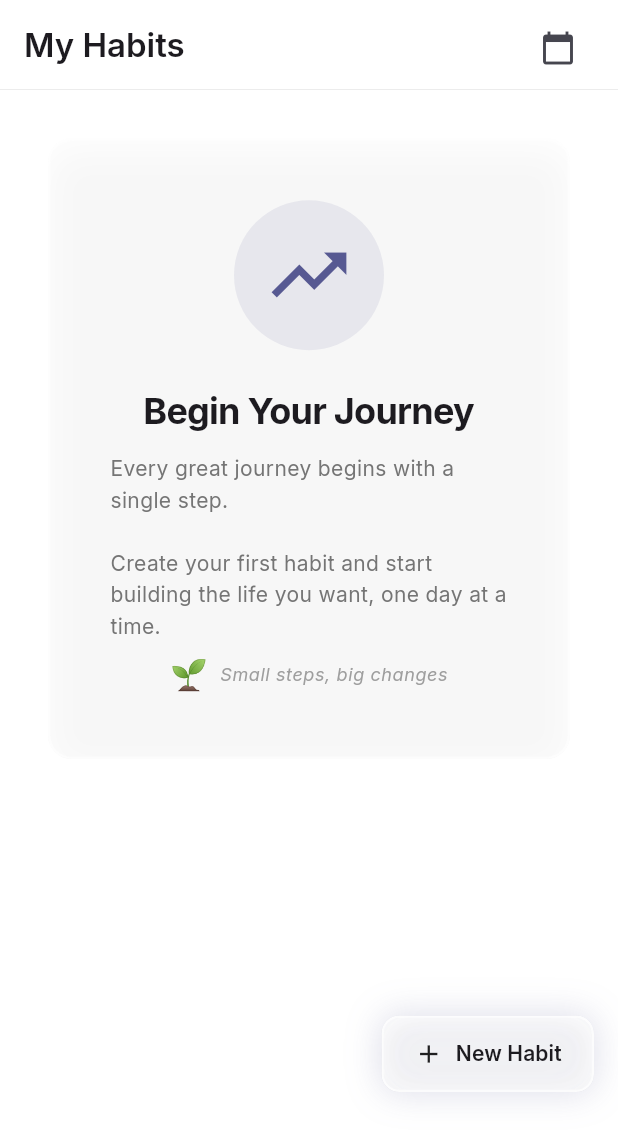
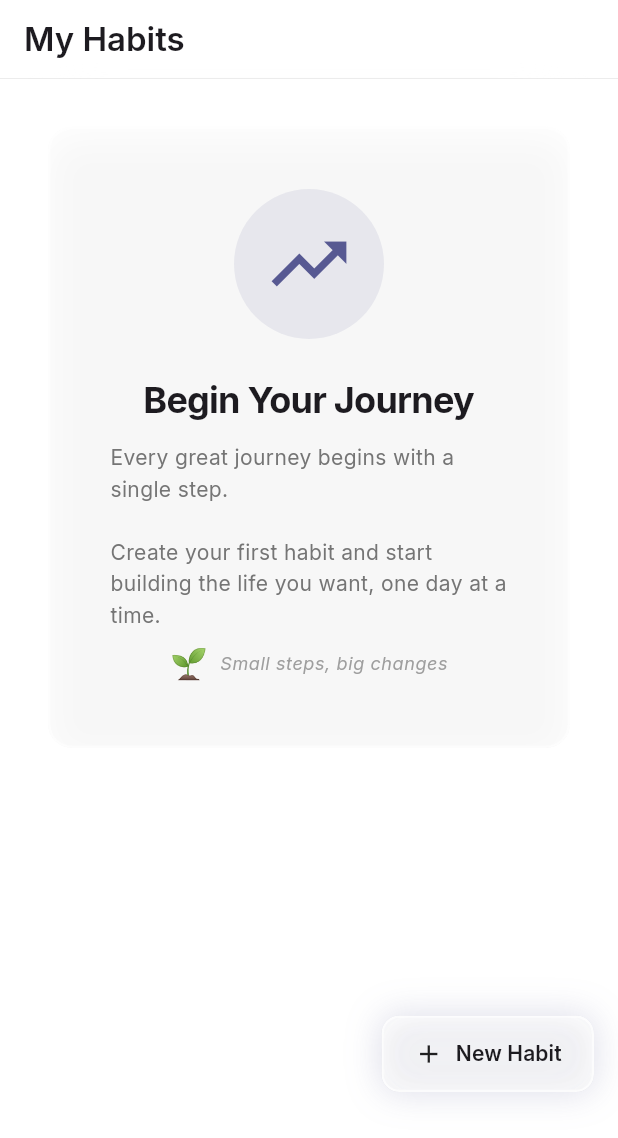
Before and after one commit to dekaos/my-habits, a Flutter app: the HabitsTab screen opened directly, on a phone screen of 412 x 824 dp. Shown: the top 1138 px of the screen. Run offline on Flutter 3.47's test engine with Material 3 defaults, Android fonts, the phone set to English and light mode, and no system bars; our stand-ins replace audioplayers, confetti, fl_chart, flutter_local_notifications, flutter_riverpod, flutter_slidable and 6 more; accounts and stored records are empty; network calls fail; project files that could hold a hidden picture were left out.

Commit message:
App > Better tabs UI

```diff
--- a/lib/screens/home/habits_tab.dart
+++ b/lib/screens/home/habits_tab.dart
@@ -24,23 +24,10 @@ class _HabitsTabState extends ConsumerState<HabitsTab> {
 
     return Scaffold(
       backgroundColor: Colors.transparent,
-      appBar: PreferredSize(
-        preferredSize: const Size.fromHeight(60),
+      appBar: const PreferredSize(
+        preferredSize: Size.fromHeight(60),
         child: GlassAppBar(
           title: 'My Habits',
-          actions: [
-            IconButton(
-              icon: const Icon(Icons.calendar_today),
-              onPressed: () {
-                showModalBottomSheet(
-                  context: context,
-                  isScrollControlled: true,
-                  backgroundColor: Colors.transparent,
-                  builder: (context) => const HabitCalendarView(),
-                );
-              },
-            ),
-          ],
         ),
       ),
       body: RefreshIndicator(
--- a/lib/screens/home/social_tab.dart
+++ b/lib/screens/home/social_tab.dart
@@ -107,7 +107,6 @@ class _SocialTabState extends ConsumerState<SocialTab> {
         child: GlassAppBar(
           title: 'Social',
           actions: [
-            // Friend requests with badge
             SizedBox(
               width: 48,
               height: 48,
@@ -122,7 +121,6 @@ class _SocialTabState extends ConsumerState<SocialTab> {
                           builder: (context) => const FriendRequestsScreen(),
                         ),
                       );
-                      // Reload pending requests when returning
                       _loadPendingRequests();
                     },
                   ),
@@ -164,7 +162,6 @@ class _SocialTabState extends ConsumerState<SocialTab> {
                 ],
               ),
             ),
-            // Messages with badge
             SizedBox(
               width: 48,
               height: 48,
@@ -179,7 +176,6 @@ class _SocialTabState extends ConsumerState<SocialTab> {
                           builder: (context) => const EnhancedFriendsScreen(),
                         ),
                       );
-                      // Reload unread messages when returning
                       _loadUnreadMessages();
                     },
                   ),
--- a/lib/widgets/glass_card.dart
+++ b/lib/widgets/glass_card.dart
@@ -162,7 +162,7 @@ class GlassAppBar extends StatelessWidget implements PreferredSizeWidget {
     required this.title,
     this.actions,
     this.leading,
-    this.blur = 10,
+    this.blur = 20,
     super.key,
   });
 
@@ -176,8 +176,8 @@ class GlassAppBar extends StatelessWidget implements PreferredSizeWidget {
         child: Container(
           decoration: BoxDecoration(
             color: isDark
-                ? Colors.black.withValues(alpha: 0.5)
-                : Colors.white.withValues(alpha: 0.7),
+                ? Colors.black.withValues(alpha: 0.1)
+                : Colors.white.withValues(alpha: 0.1),
             border: Border(
               bottom: BorderSide(
                 color: isDark
```
